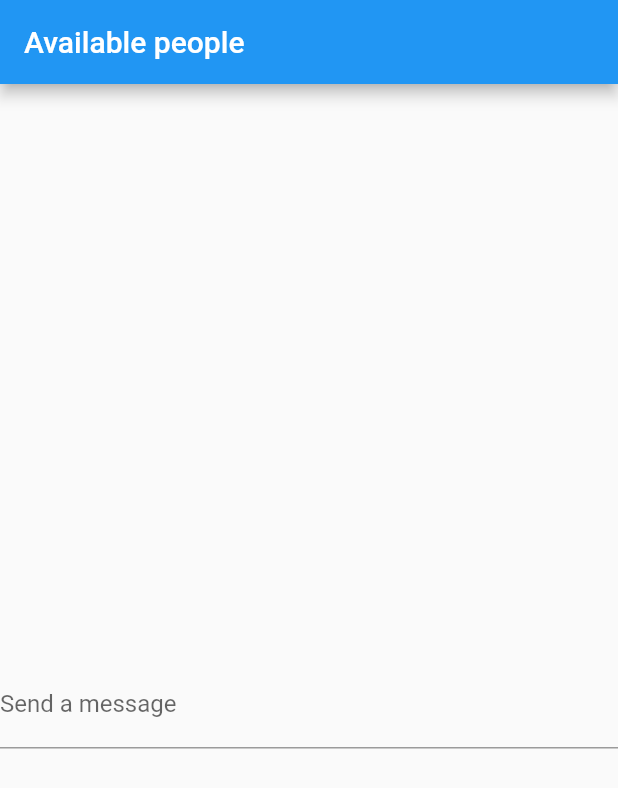
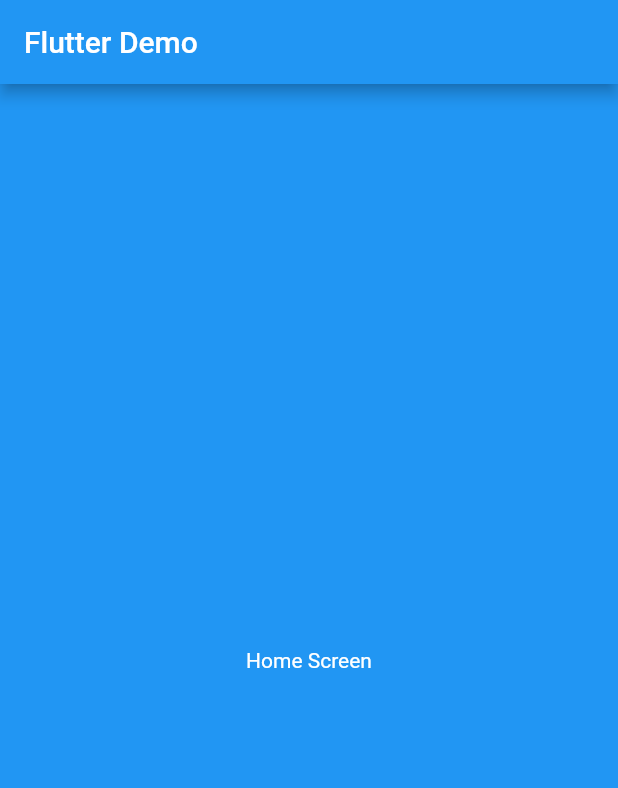
Before and after one commit to otovic/chat_app, a Flutter app: the screen it shows after launch, on a phone screen of 412 x 824 dp. Shown: the top 788 px of the screen. Run offline on Flutter 3.47's test engine with Material 2 defaults, Android fonts, the phone set to English and light mode, and no system bars.

Commit message:
separated screens

```diff
--- /dev/null
+++ b/lib/screens/home_screen.dart
@@ -0,0 +1,30 @@
+import 'package:chat_app/screens/lobby_screen.dart';
+import 'package:flutter/material.dart';
+
+class HomeScreen extends StatelessWidget {
+  const HomeScreen({super.key});
+
+  @override
+  Widget build(BuildContext context) {
+    return Scaffold(
+      appBar: AppBar(
+        title: const Text('Flutter Demo'),
+      ),
+      body: Column(
+        children: [
+          Expanded(
+            child: Container(
+              color: Colors.blue,
+              child: const Center(
+                child: Text(
+                  'Home Screen',
+                  style: TextStyle(color: Colors.white),
+                ),
+              ),
+            ),
+          ),
+        ],
+      ),
+    );
+  }
+}
--- a/lib/utility/server.dart
+++ b/lib/utility/server.dart
@@ -2,8 +2,12 @@ import 'dart:io';
 
 class Server {
   late String? ip;
-  late int? port;
+  late List<int>? port;
   late Socket? socket;
 
   Server({this.ip, this.port, this.socket});
+
+  void sendMessage(String message) {
+    socket?.write(message);
+  }
 }
--- a/pubspec.yaml
+++ b/pubspec.yaml
@@ -36,6 +36,7 @@ dependencies:
   # Use with the CupertinoIcons class for iOS style icons.
   cupertino_icons: ^1.0.2
   web_socket_channel: ^2.4.0
+  provider: ^6.0.0
 
 dev_dependencies:
   flutter_test:
```
Also changed, not shown: lib/main.dart (+50 -16 lines), lib/screens/lobby_screen.dart (added, +21 -0 lines), lib/state/state.dart (added, +10 -0 lines), pubspec.lock.
